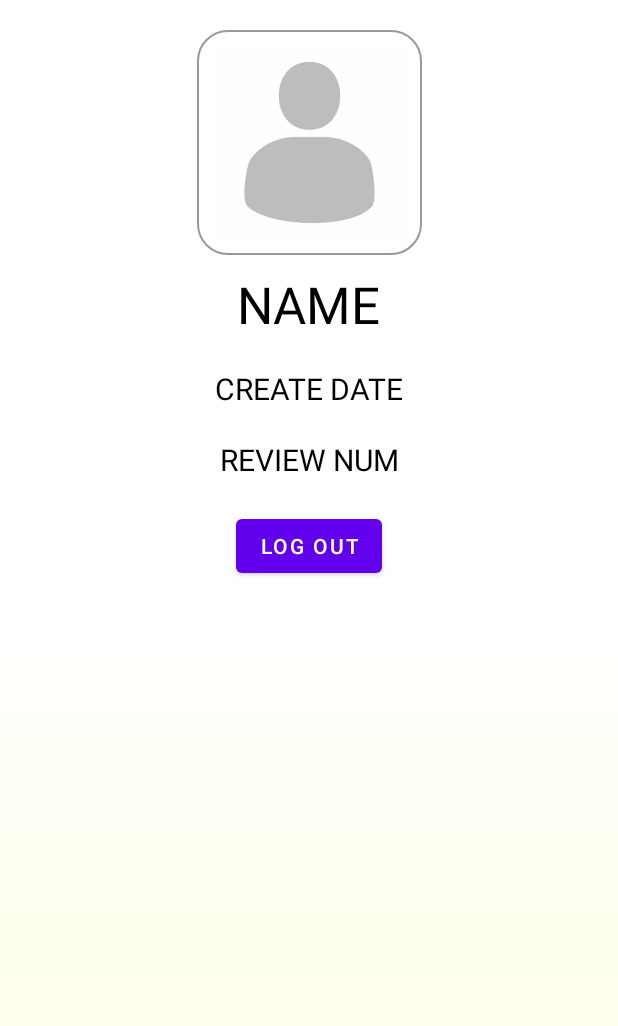
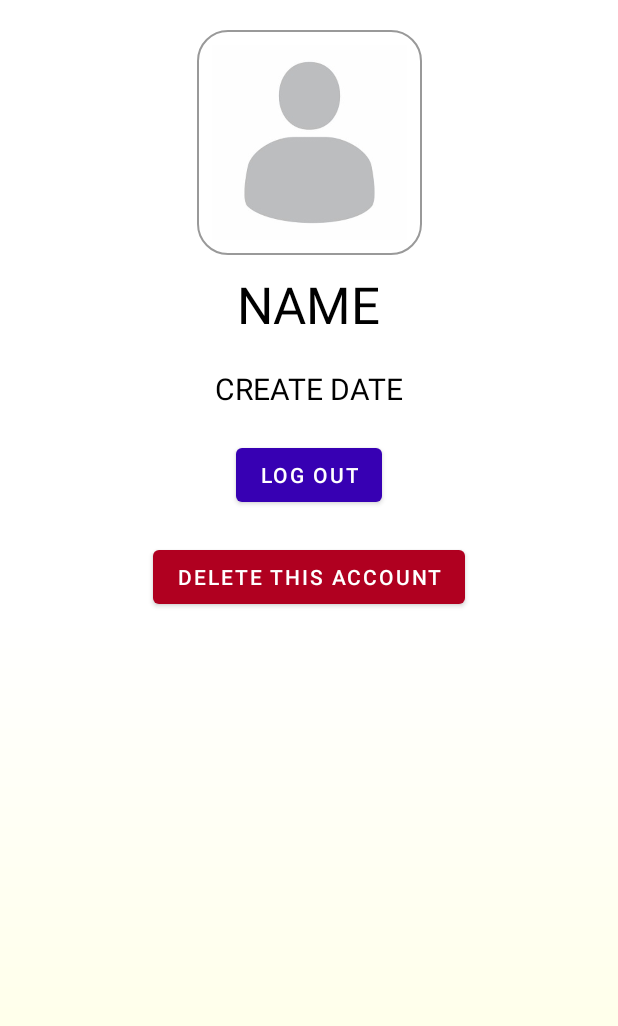
Before and after one commit to hoang-10n/Assignment1, an Android app: the layout fragment_account.xml on its own in the app's theme, with its tools: preview values and no code run, on a phone screen of 412 x 824 dp. Shown: the top 1026 px of the screen. Run offline under Robolectric (Android 15) with nearby library versions, the light colour scheme and no system bars.

Commit message:
AccountFragment and minor changes
Account info in AccountFragment is displayed. Remove all Lint  warning

```diff
--- a/app/src/main/java/com/example/assignment1/Activity/HomeActivity.java
+++ b/app/src/main/java/com/example/assignment1/Activity/HomeActivity.java
@@ -18,7 +18,6 @@ import com.example.assignment1.R;
 
 public class HomeActivity extends AppCompatActivity {
     private Button myReviewBtn, allReviewBtn, accountBtn;
-    private TextView welcomeBtn;
     private String username;
     private MyReviewFragment myReviewFragment;
     private AllReviewFragment allReviewFragment;
@@ -28,7 +27,7 @@ public class HomeActivity extends AppCompatActivity {
         super.onCreate(savedInstanceState);
         setContentView(R.layout.activity_home);
 
-        welcomeBtn = findViewById(R.id.home_welcome);
+        TextView welcomeBtn = findViewById(R.id.home_welcome);
         myReviewBtn = findViewById(R.id.home_my_btn);
         allReviewBtn = findViewById(R.id.home_all_btn);
         accountBtn = findViewById(R.id.home_account_btn);
@@ -40,6 +39,7 @@ public class HomeActivity extends AppCompatActivity {
         myReviewFragment = new MyReviewFragment();
         allReviewFragment = new AllReviewFragment();
         AccountFragment accountFragment = new AccountFragment();
+        accountFragment.setNameAndDate(username, (String) intent.getExtras().get("created_date"));
 
         FragmentTransaction fragmentTransaction = getSupportFragmentManager().beginTransaction();
         fragmentTransaction.replace(R.id.home_container, myReviewFragment);
@@ -70,6 +70,7 @@ public class HomeActivity extends AppCompatActivity {
             FragmentTransaction fragmentTransaction1 = getSupportFragmentManager().beginTransaction();
             fragmentTransaction1.replace(R.id.home_container, accountFragment);
             fragmentTransaction1.commit();
+            accountFragment.setNameAndDate(username, (String) intent.getExtras().get("created_date"));
         });
     }
 
--- a/app/src/main/java/com/example/assignment1/Model/Account.java
+++ b/app/src/main/java/com/example/assignment1/Model/Account.java
@@ -1,6 +1,4 @@
 package com.example.assignment1.Model;
-
-import android.annotation.SuppressLint;
 
 import java.text.SimpleDateFormat;
 import java.util.Date;
--- a/app/src/main/res/layout/fragment_account.xml
+++ b/app/src/main/res/layout/fragment_account.xml
@@ -19,6 +19,18 @@
         app:layout_constraintTop_toTopOf="parent" />
 
     <TextView
+        android:id="@+id/account_name"
+        android:layout_width="wrap_content"
+        android:layout_height="wrap_content"
+        android:layout_margin="10sp"
+        android:text="NAME"
+        android:textColor="@color/black"
+        android:textSize="34sp"
+        app:layout_constraintEnd_toEndOf="parent"
+        app:layout_constraintStart_toStartOf="parent"
+        app:layout_constraintTop_toBottomOf="@+id/imageView2" />
+
+    <TextView
         android:id="@+id/account_created"
         android:layout_width="wrap_content"
         android:layout_height="wrap_content"
@@ -30,39 +42,28 @@
         app:layout_constraintStart_toStartOf="parent"
         app:layout_constraintTop_toBottomOf="@+id/account_name" />
 
-    <TextView
-        android:id="@+id/account_review_num"
+    <Button
+        android:id="@+id/account_logout_btn"
         android:layout_width="wrap_content"
         android:layout_height="wrap_content"
         android:layout_margin="20sp"
-        android:text="REVIEW NUM"
-        android:textColor="@color/black"
-        android:textSize="20sp"
+        android:text="Log out"
+        app:backgroundTint="@color/purple_700"
         app:layout_constraintEnd_toEndOf="parent"
         app:layout_constraintHorizontal_bias="0.5"
         app:layout_constraintStart_toStartOf="parent"
         app:layout_constraintTop_toBottomOf="@+id/account_created" />
 
     <Button
-        android:id="@+id/account_logout_btn"
+        android:id="@+id/account_delete_btn"
         android:layout_width="wrap_content"
         android:layout_height="wrap_content"
         android:layout_margin="20sp"
-        android:text="Log out"
+        android:text="Delete this account"
+        app:backgroundTint="@color/design_default_color_error"
         app:layout_constraintEnd_toEndOf="parent"
         app:layout_constraintHorizontal_bias="0.5"
         app:layout_constraintStart_toStartOf="parent"
-        app:layout_constraintTop_toBottomOf="@+id/account_review_num" />
+        app:layout_constraintTop_toBottomOf="@+id/account_logout_btn" />
 
-    <TextView
-        android:id="@+id/account_name"
-        android:layout_width="wrap_content"
-        android:layout_height="wrap_content"
-        android:layout_margin="10sp"
-        android:text="NAME"
-        android:textColor="@color/black"
-        android:textSize="34sp"
-        app:layout_constraintEnd_toEndOf="parent"
-        app:layout_constraintStart_toStartOf="parent"
-        app:layout_constraintTop_toBottomOf="@+id/imageView2" />
 </androidx.constraintlayout.widget.ConstraintLayout>
```
Also changed, not shown: app/src/main/java/com/example/assignment1/Activity/MainActivity.java (+6 -4 lines), app/src/main/java/com/example/assignment1/Activity/ReviewActivity.java (+7 -8 lines), app/src/main/java/com/example/assignment1/Fragment/AccountFragment.java (+14 -2 lines), app/src/main/java/com/example/assignment1/Fragment/AllReviewFragment.java (+5 -7 lines), app/src/main/java/com/example/assignment1/Fragment/MyReviewFragment.java (+10 -12 lines), app/src/main/java/com/example/assignment1/Helper/JsonHelper.java (+11 -0 lines), app/src/main/res/layout/activity_add.xml (+5 -8 lines).
